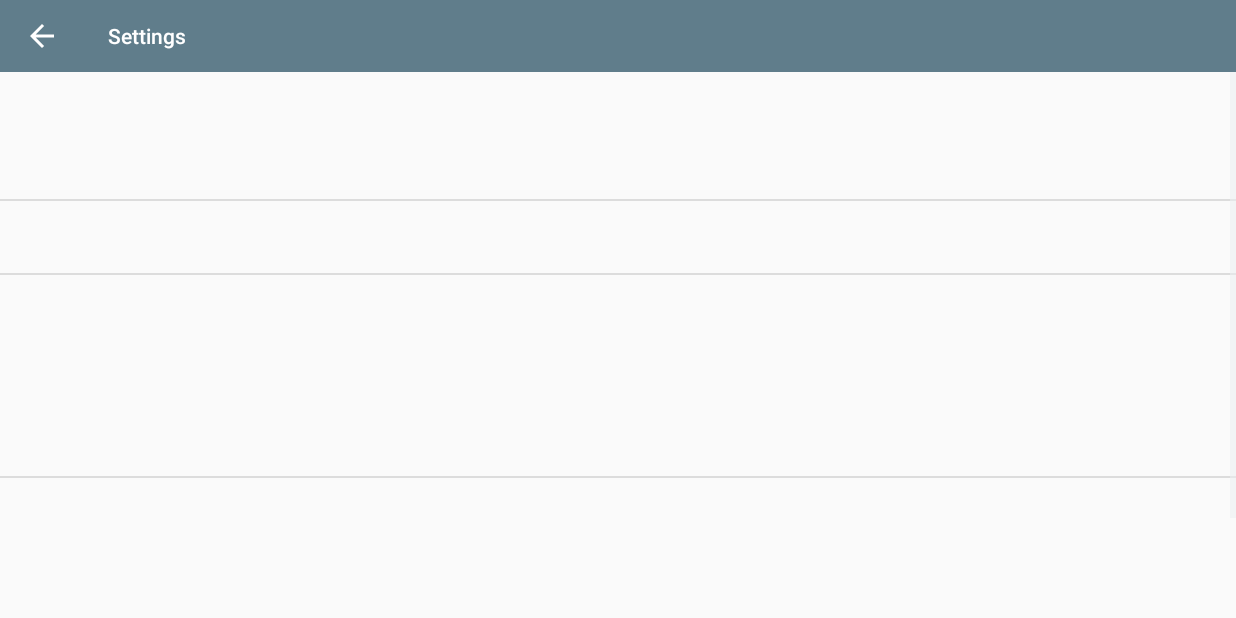
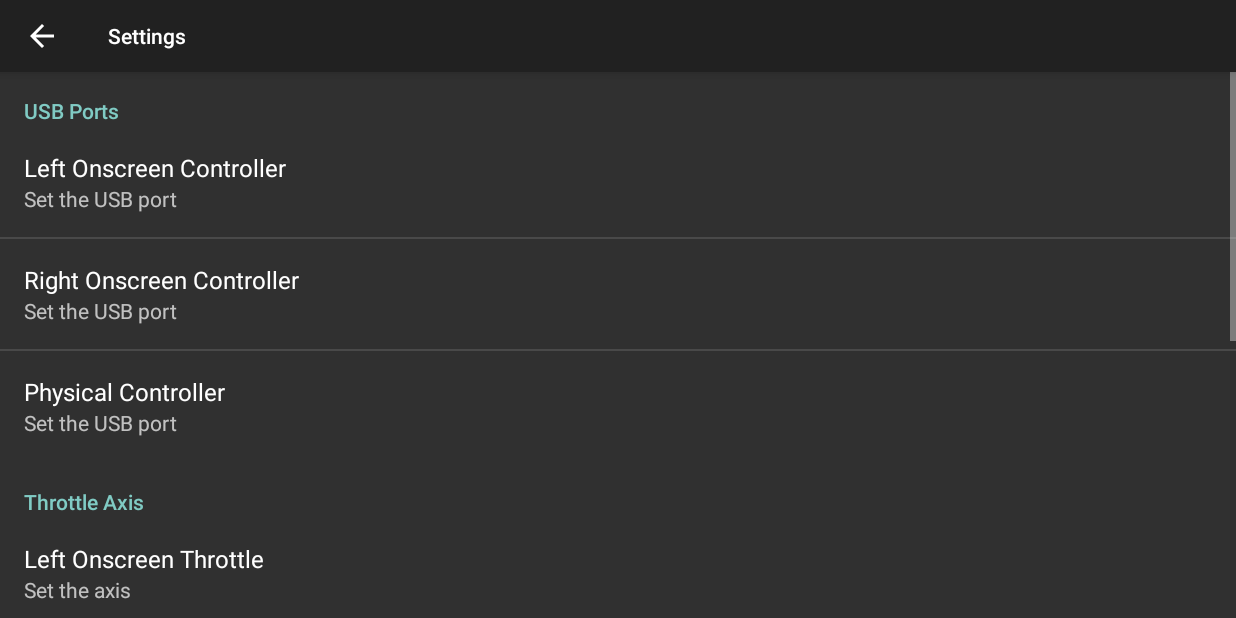
Before and after one commit to AquaMorph/FRC-Drive, an Android app: the screen it shows after launch (Preference), in the options menu, after a tap on "Settings", on a phone screen of 824 x 412 dp (held sideways). Run offline under Robolectric (Android 15) with nearby library versions, the phone set to English and light mode, and no system bars.

Commit message:
Updated support for API 23 Updated settings menu to fragment Added protocol version to settings menu

```diff
--- a/app/build.gradle
+++ b/app/build.gradle
@@ -24,6 +24,7 @@ android {
 
 dependencies {
     compile fileTree(dir: 'libs', include: ['*.jar'])
-    compile 'com.android.support:appcompat-v7:23.0.1'
-    compile "com.android.support:gridlayout-v7:23.0.1"
+    compile 'com.android.support:appcompat-v7:23.1.0'
+    compile "com.android.support:gridlayout-v7:23.1.0"
+    compile 'com.android.support:design:23.1.0'
 }
--- a/app/src/main/java/com/aquamorph/frcdrive/Preference.java
+++ b/app/src/main/java/com/aquamorph/frcdrive/Preference.java
@@ -6,15 +6,18 @@ import android.support.v7.widget.Toolbar;
 import android.view.MenuItem;
 
 public class Preference extends AppCompatActivity {
+
 	@Override
 	public void onCreate(Bundle savedInstanceState) {
 		super.onCreate(savedInstanceState);
-        setContentView(R.layout.pref_with_actionbar);
+		setContentView(R.layout.settings);
 
 		Toolbar toolbar = (Toolbar) findViewById(R.id.toolbar);
 		setSupportActionBar(toolbar);
+		if(getSupportActionBar() != null) {
 			getSupportActionBar().setTitle(R.string.action_settings);
 			getSupportActionBar().setDisplayHomeAsUpEnabled(true);
+		}
 
 		getFragmentManager().beginTransaction().replace(R.id.content_frame, new PrefFragment()).commit();
 	}
--- /dev/null
+++ b/app/src/main/res/layout/settings.xml
@@ -0,0 +1,31 @@
+<?xml version="1.0" encoding="utf-8"?>
+<RelativeLayout
+    xmlns:android="http://schemas.android.com/apk/res/android"
+    xmlns:app="http://schemas.android.com/apk/res-auto"
+    android:orientation="vertical"
+    android:layout_width="match_parent"
+    android:layout_height="match_parent">
+
+    <android.support.design.widget.AppBarLayout
+        android:id="@+id/appbar"
+        android:layout_width="match_parent"
+        android:layout_height="wrap_content">
+
+        <android.support.v7.widget.Toolbar
+            android:id="@+id/toolbar"
+            android:layout_height="?attr/actionBarSize"
+            android:layout_width="match_parent"
+            android:minHeight="?attr/actionBarSize"
+            android:background="?attr/colorPrimary"
+            app:theme="@style/ThemeOverlay.AppCompat.Dark.ActionBar"
+            app:popupTheme="@style/ThemeOverlay.AppCompat.Light"/>
+
+    </android.support.design.widget.AppBarLayout>
+
+    <FrameLayout
+        android:id="@+id/content_frame"
+        android:layout_below="@+id/appbar"
+        android:layout_width="match_parent"
+        android:layout_height="wrap_content" />
+
+</RelativeLayout>
--- a/app/src/main/res/layout/pref_with_actionbar.xml
+++ b/app/src/main/res/layout/toolbar.xml
@@ -5,6 +5,11 @@
     android:orientation="vertical"
     android:layout_width="match_parent"
     android:layout_height="match_parent">
+
+    <android.support.design.widget.AppBarLayout
+        android:id="@+id/appbar"
+        android:layout_width="match_parent"
+        android:layout_height="wrap_content">
 
     <android.support.v7.widget.Toolbar
         android:id="@+id/toolbar"
@@ -15,10 +20,6 @@
         app:theme="@style/ThemeOverlay.AppCompat.Dark.ActionBar"
         app:popupTheme="@style/ThemeOverlay.AppCompat.Light"/>
 
-    <FrameLayout
-        android:id="@+id/content_frame"
-        android:layout_below="@+id/toolbar"
-        android:layout_width="match_parent"
-        android:layout_height="wrap_content" />
+    </android.support.design.widget.AppBarLayout>
 
 </RelativeLayout>
--- a/app/src/main/res/values/array.xml
+++ b/app/src/main/res/values/array.xml
@@ -13,7 +13,8 @@
         <item>3</item>
         <item>4</item>
     </string-array>
-    <string-array  name="throttleaxis">
+
+    <string-array name="throttleaxis">
         <item>Axis 1</item>
         <item>Axis 2</item>
         <item>Axis 3</item>
@@ -21,7 +22,7 @@
         <item>Axis 5</item>
         <item>Axis 6</item>
     </string-array>
-    <string-array  name="throttleaxisvalue">
+    <string-array name="throttleaxisvalue">
         <item>1</item>
         <item>2</item>
         <item>3</item>
@@ -30,4 +31,13 @@
         <item>6</item>
     </string-array>
 
+    <string-array name="protocol">
+        <item>2014 Drive Station</item>
+        <item>2015 Drive Station</item>
+    </string-array>
+    <string-array name="protocolvslue">
+        <item>2014</item>
+        <item>2015</item>
+    </string-array>
+
 </resources>
--- a/app/src/main/res/values/strings.xml
+++ b/app/src/main/res/values/strings.xml
@@ -32,5 +32,6 @@
     <string name="physicaljoy">Physical Controller</string>
     <string name="leftthrottle">Left Onscreen Throttle</string>
     <string name="rightthrottle">Right Onscreen Throttle</string>
+    <string name="protocol">Protocol Version</string>
 
 </resources>
--- a/app/src/main/res/values/styles.xml
+++ b/app/src/main/res/values/styles.xml
@@ -1,23 +1,23 @@
 <resources>
     <style name="AppTheme" parent="AppTheme.Base"/>
 
-    <style name="AppTheme.Base" parent="Theme.AppCompat.Light.NoActionBar">
-        <item name="windowActionBar">false</item>
-        <item name="colorPrimary">@color/primary</item>
-        <item name="colorPrimaryDark">@color/primary_dark</item>
-        <item name="android:textColor">@color/text_dark</item>
-        <item name="android:textColorPrimary">@color/text_light</item>
-        <item name="android:textColorSecondary">@color/primary_dark</item>
-        <item name="colorControlNormal">@color/text_light</item>
-        <item name="colorControlActivated">@color/primary</item>
-        <item name="colorAccent">@color/primary</item>
+    <style name="AppTheme.Base" parent="Theme.AppCompat.NoActionBar">
+        <!--<item name="windowActionBar">false</item>-->
+        <!--<item name="colorPrimary">@color/primary</item>-->
+        <!--<item name="colorPrimaryDark">@color/primary_dark</item>-->
+        <!--<item name="android:textColor">@color/text_dark</item>-->
+        <!--<item name="android:textColorPrimary">@color/text_light</item>-->
+        <!--<item name="android:textColorSecondary">@color/primary_dark</item>-->
+        <!--<item name="colorControlNormal">@color/text_light</item>-->
+        <!--<item name="colorControlActivated">@color/primary</item>-->
+        <!--<item name="colorAccent">@color/primary</item>-->
     </style>
 
     <style name="Toolbar" parent="Theme.AppCompat.Light.NoActionBar">
-        <item name="colorControlNormal">@color/text_light</item>
-        <item name="colorControlActivated">@color/text_light</item>
-        <item name="android:textColorPrimary">@color/text_light</item>
-        <item name="android:textColorSecondary">@color/text_light</item>
+        <!--<item name="colorControlNormal">@color/text_light</item>-->
+        <!--<item name="colorControlActivated">@color/text_light</item>-->
+        <!--<item name="android:textColorPrimary">@color/text_light</item>-->
+        <!--<item name="android:textColorSecondary">@color/text_light</item>-->
     </style>
 
 </resources>
--- a/app/src/main/res/xml/preferences.xml
+++ b/app/src/main/res/xml/preferences.xml
@@ -1,60 +1,79 @@
 <?xml version="1.0" encoding="utf-8"?>
-<PreferenceScreen xmlns:android="http://schemas.android.com/res/android" >
+<PreferenceScreen xmlns:android="http://schemas.android.com/apk/res/android">
+
+    <intent
+        android:action="android.intent.action.VIEW"
+        android:targetClass=".PrefFragment"
+        android:targetPackage="com.aquamorph.frcdrive"/>
 
     <PreferenceCategory
         android:summary="USB Ports"
-        android:title="USB Ports" >
+        android:title="USB Ports">
         <ListPreference
             android:defaultValue="1"
             android:entries="@array/joystickports"
             android:entryValues="@array/joystickportsvalue"
             android:key="leftjoy"
             android:summary="Set the USB port"
-            android:title="@string/leftjoy" />
+            android:title="@string/leftjoy"/>
         <ListPreference
             android:defaultValue="2"
             android:entries="@array/joystickports"
             android:entryValues="@array/joystickportsvalue"
             android:key="rightjoy"
             android:summary="Set the USB port"
-            android:title="@string/rightjoy" />
+            android:title="@string/rightjoy"/>
         <ListPreference
             android:defaultValue="3"
             android:entries="@array/joystickports"
             android:entryValues="@array/joystickportsvalue"
             android:key="physicaljoy"
             android:summary="Set the USB port"
-            android:title="@string/physicaljoy" />
+            android:title="@string/physicaljoy"/>
     </PreferenceCategory>
+
     <PreferenceCategory
         android:summary="Throttle Axis"
-        android:title="Throttle Axis" >
+        android:title="Throttle Axis">
         <ListPreference
             android:defaultValue="3"
             android:entries="@array/throttleaxis"
             android:entryValues="@array/throttleaxisvalue"
             android:key="leftthrottle"
             android:summary="Set the axis"
-            android:title="@string/leftthrottle" />
+            android:title="@string/leftthrottle"/>
         <ListPreference
             android:defaultValue="3"
             android:entries="@array/throttleaxis"
             android:entryValues="@array/throttleaxisvalue"
             android:key="rightthrottle"
             android:summary="Set the axis"
-            android:title="@string/rightthrottle" />
+            android:title="@string/rightthrottle"/>
     </PreferenceCategory>
+
+    <PreferenceCategory
+        android:summary="Other"
+        android:title="Other">
+        <ListPreference
+            android:defaultValue="1"
+            android:entries="@array/protocol"
+            android:entryValues="@array/protocolvslue"
+            android:key="protocol"
+            android:summary="Set the year protocol"
+            android:title="@string/protocol"/>
+    </PreferenceCategory>
+
     <PreferenceCategory
         android:summary="About"
-        android:title="About" >
+        android:title="About">
         <PreferenceScreen
             android:key="preferencescreen_about"
             android:summary="Open Beta"
-            android:title="Version 1.0.1" />
+            android:title="Version 1.1.0"/>
         <PreferenceScreen
             android:key="preferencescreen_about"
             android:summary="FRC Team 2059 The Hitchhikers"
-            android:title="Created by Christian Colglazier" />
+            android:title="Created by Christian Colglazier"/>
     </PreferenceCategory>
 
 </PreferenceScreen>
--- a/build.gradle
+++ b/build.gradle
@@ -5,7 +5,7 @@ buildscript {
         jcenter()
     }
     dependencies {
-        classpath 'com.android.tools.build:gradle:1.4.0-beta5'
+        classpath 'com.android.tools.build:gradle:1.5.0-beta1'
 
         // NOTE: Do not place your application dependencies here; they belong
         // in the individual module build.gradle files
```
Also changed, not shown: app/src/main/java/com/aquamorph/frcdrive/Tutorial.java (+26 -7 lines), app/src/main/res/layout/tutorial.xml (+40 -14 lines). Lines whose indentation alone changed are shown as unchanged.
